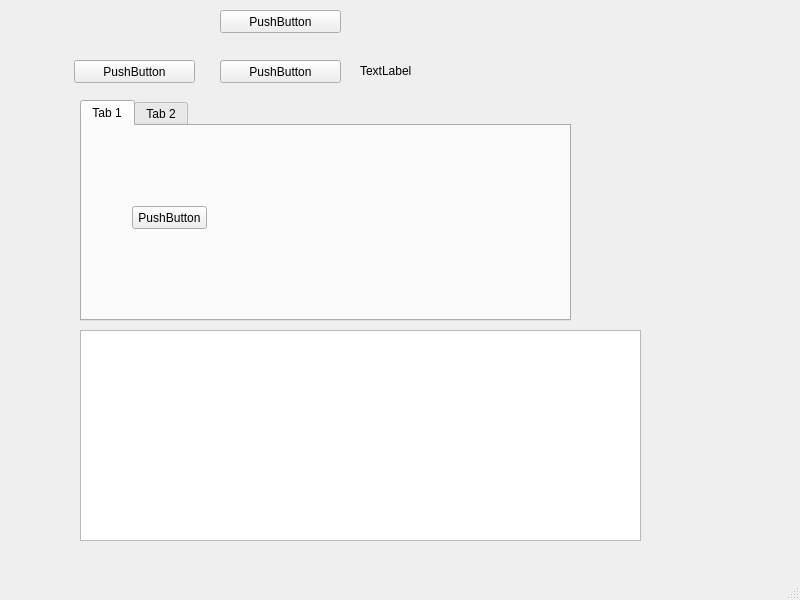
Before: the Qt Designer form mainwindow.ui in MrVBian/VoiceTest, drawn with Qt 5.
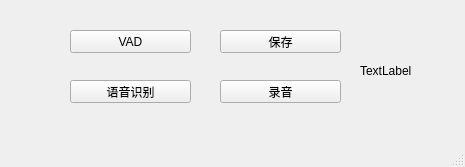
After: the same form once the commit is applied.

The edit to the form file:
```diff
--- a/mainwindow.ui
+++ b/mainwindow.ui
@@ -6,8 +6,8 @@
    <rect>
     <x>0</x>
     <y>0</y>
-    <width>800</width>
-    <height>600</height>
+    <width>465</width>
+    <height>167</height>
    </rect>
   </property>
   <property name="windowTitle">
@@ -17,86 +17,27 @@
    <widget class="QPushButton" name="testBtn">
     <property name="geometry">
      <rect>
-      <x>74</x>
-      <y>60</y>
+      <x>70</x>
+      <y>80</y>
       <width>121</width>
       <height>23</height>
      </rect>
     </property>
     <property name="text">
-     <string>PushButton</string>
+     <string>语音识别</string>
     </property>
    </widget>
-   <widget class="QTabWidget" name="tabWidget">
-    <property name="geometry">
-     <rect>
-      <x>80</x>
-      <y>100</y>
-      <width>491</width>
-      <height>221</height>
-     </rect>
-    </property>
-    <property name="currentIndex">
-     <number>0</number>
-    </property>
-    <widget class="QWidget" name="tab">
-     <attribute name="title">
-      <string>Tab 1</string>
-     </attribute>
-     <widget class="QPushButton" name="pushButton">
-      <property name="geometry">
-       <rect>
-        <x>50</x>
-        <y>80</y>
-        <width>75</width>
-        <height>23</height>
-       </rect>
-      </property>
-      <property name="text">
-       <string>PushButton</string>
-      </property>
-     </widget>
-    </widget>
-    <widget class="QWidget" name="tab_2">
-     <attribute name="title">
-      <string>Tab 2</string>
-     </attribute>
-     <widget class="QPushButton" name="pushButton_3">
-      <property name="geometry">
-       <rect>
-        <x>70</x>
-        <y>40</y>
-        <width>75</width>
-        <height>23</height>
-       </rect>
-      </property>
-      <property name="text">
-       <string>PushButton</string>
-      </property>
-     </widget>
-    </widget>
-   </widget>
    <widget class="QPushButton" name="testBtn2">
     <property name="geometry">
      <rect>
       <x>220</x>
-      <y>60</y>
+      <y>80</y>
       <width>121</width>
       <height>23</height>
      </rect>
     </property>
     <property name="text">
-     <string>PushButton</string>
-    </property>
-   </widget>
-   <widget class="QTextEdit" name="textEdit">
-    <property name="geometry">
-     <rect>
-      <x>80</x>
-      <y>330</y>
-      <width>561</width>
-      <height>211</height>
-     </rect>
+     <string>录音</string>
     </property>
    </widget>
    <widget class="QLabel" name="label">
@@ -116,13 +57,26 @@
     <property name="geometry">
      <rect>
       <x>220</x>
-      <y>10</y>
+      <y>30</y>
       <width>121</width>
       <height>23</height>
      </rect>
     </property>
     <property name="text">
-     <string>PushButton</string>
+     <string>保存</string>
+    </property>
+   </widget>
+   <widget class="QPushButton" name="testBtn4">
+    <property name="geometry">
+     <rect>
+      <x>70</x>
+      <y>30</y>
+      <width>121</width>
+      <height>23</height>
+     </rect>
+    </property>
+    <property name="text">
+     <string>VAD</string>
     </property>
    </widget>
   </widget>
```
Left out of the diff: 2 changed lines with no effect on the pictures.
